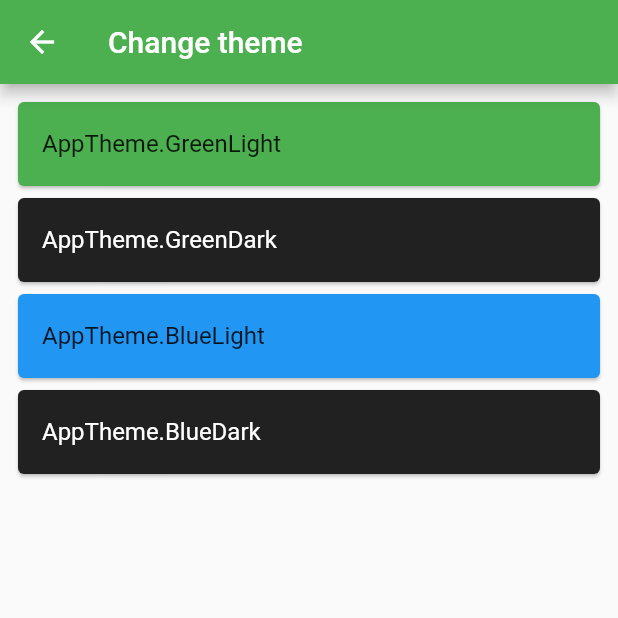
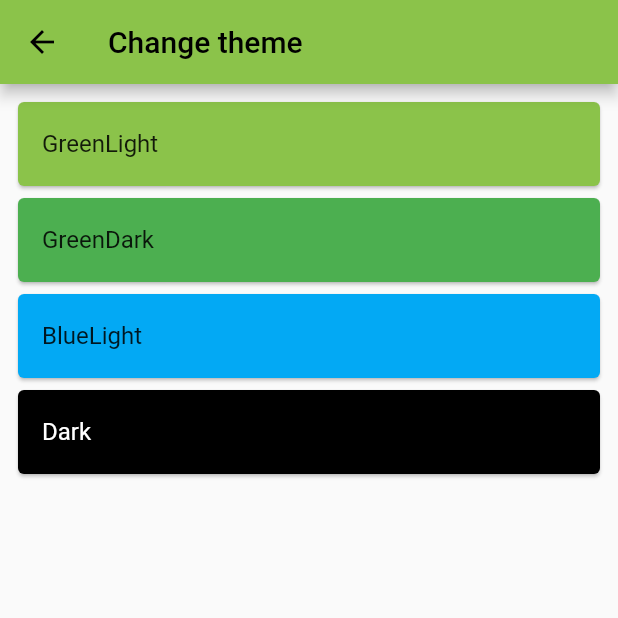
Before and after one commit to shawon5ice/Number_Trivia, a Flutter app: the screen it shows after launch, after a tap on "Get a random Trivia", after a tap on the "settings" icon, on a phone screen of 412 x 824 dp, the top half of it. Run offline on Flutter 3.47's test engine with Material 2 defaults, Android fonts, the phone set to English and light mode, and no system bars; our stand-ins replace bloc, connectivity_plus, dio, equatable, flutter_bloc, flutter_spinkit and 2 more; network calls fail.

Commit message:
Theme change fixed

```diff
--- a/lib/core/theme/ThemeSetting.dart
+++ b/lib/core/theme/ThemeSetting.dart
@@ -26,7 +26,7 @@ class ThemeSettintg extends StatelessWidget {
               color: appThemeData[itemAppTheme]!.primaryColor,
               child: ListTile(
                 title: Text(
-                  itemAppTheme.toString(),
+                  itemAppTheme.toString().split('.')[1],
                   // To show light text with the dark variants...
                   style: appThemeData[itemAppTheme]!.textTheme.bodyText1,
                 ),
--- a/lib/core/theme/app_theme.dart
+++ b/lib/core/theme/app_theme.dart
@@ -4,24 +4,29 @@ enum AppTheme {
   GreenLight,
   GreenDark,
   BlueLight,
-  BlueDark,
+  Dark,
 }
 
 final appThemeData = {
   AppTheme.GreenLight: ThemeData(
     brightness: Brightness.light,
-    primarySwatch: Colors.green,
+    primarySwatch: Colors.lightGreen,
+    primaryColor: Colors.lightGreen
   ),
   AppTheme.GreenDark: ThemeData(
-    brightness: Brightness.dark,
-    primarySwatch: Colors.deepPurple,
+    brightness: Brightness.light,
+    primarySwatch: Colors.green,
+    primaryColor: Colors.green,
   ),
   AppTheme.BlueLight: ThemeData(
     brightness: Brightness.light,
     primarySwatch: Colors.blue,
+    primaryColor: Colors.lightBlue
   ),
-  AppTheme.BlueDark: ThemeData(
+  AppTheme.Dark: ThemeData(
     brightness: Brightness.dark,
-    primarySwatch: Colors.orange,
+    primarySwatch: Colors.grey,
+    primaryColor: Colors.black,
+
   ),
 };
--- a/lib/core/theme/theme_manager.dart
+++ b/lib/core/theme/theme_manager.dart
@@ -34,7 +34,7 @@ class ThemeNotifier with ChangeNotifier {
     if(themeMode == 'light-blue'){
       _themeData = appThemeData[AppTheme.BlueLight];
     }else if(themeMode == 'dark-blue'){
-      _themeData = appThemeData[AppTheme.BlueDark];
+      _themeData = appThemeData[AppTheme.Dark];
     }else if(themeMode == 'dark-green'){
       _themeData = appThemeData[AppTheme.GreenDark];
     }else{
@@ -78,7 +78,7 @@ class ThemeNotifier with ChangeNotifier {
     notifyListeners();
   }
   void setDarkBlue() async {
-    _themeData = appThemeData[AppTheme.BlueDark];
+    _themeData = appThemeData[AppTheme.Dark];
     session.theme = 'dark-blue';
     notifyListeners();
   }
--- a/lib/core/theme/themes.dart
+++ b/lib/core/theme/themes.dart
@@ -18,8 +18,12 @@ class Themes {
   );
 
   static final dark = ThemeData(
+    primarySwatch: Colors.grey,
+    primaryColor: Colors.black,
     brightness: Brightness.dark,
-    primaryColor: darkGreyClr,
-    colorScheme: ColorScheme.dark(),
+    backgroundColor: const Color(0xFF212121),
+    accentColor: Colors.white,
+    accentIconTheme: IconThemeData(color: Colors.black),
+    dividerColor: Colors.black12,
   );
 }
--- a/lib/features/number_trivia/presentation/pages/number_trivia.dart
+++ b/lib/features/number_trivia/presentation/pages/number_trivia.dart
@@ -3,6 +3,7 @@ import 'package:flutter/material.dart';
 import 'package:flutter/services.dart';
 import 'package:flutter_bloc/flutter_bloc.dart';
 import 'package:flutter_spinkit/flutter_spinkit.dart';
+import 'package:provider/provider.dart';
 import '../../../../core/theme/ThemeSetting.dart';
 
 import '../bloc/number_trivia_bloc.dart';
@@ -53,9 +54,11 @@ class _NumberTriviaPageState extends State<NumberTriviaPage>
           Padding(
             padding: const EdgeInsets.only(right: 10),
             child: InkWell(
-              onTap: (){
-                Navigator.push(context, MaterialPageRoute(builder: (context)=>ThemeSettintg()));
-              },child: Icon(Icons.settings),
+              onTap: () {
+                Navigator.push(context,
+                    MaterialPageRoute(builder: (context) => ThemeSettintg()));
+              },
+              child: Icon(Icons.settings),
             ),
           )
         ],
@@ -121,18 +124,35 @@ class _NumberTriviaPageState extends State<NumberTriviaPage>
                             : () {
                                 _numberTriviaBloc.add(FetchRandomTriviaEvent());
                               },
-                        child: const Text('Get a random Trivia'),
+                        child: const SizedBox(
+                            width: double.infinity,
+                            height: 50,
+                            child: Center(
+                                child: Text(
+                              'Get a random Trivia',
+                              style: TextStyle(fontSize: 24),
+                            ))),
                       )
                     : ElevatedButton(
-                        style: const ButtonStyle(),
                         onPressed: state is OnLoading
                             ? null
                             : () {
-                                _numberTriviaBloc.add(FetchCustomTriviaEvent(
+                                _numberTriviaBloc.add(
+                                  FetchCustomTriviaEvent(
                                     int.parse(
-                                        (_customTextEditorController.text))));
+                                      (_customTextEditorController.text),
+                                    ),
+                                  ),
+                                );
                               },
-                        child: const Text('Get a your Trivia'),
+                        child: const SizedBox(
+                            width: double.infinity,
+                            height: 50,
+                            child: Center(
+                                child: Text(
+                              'Get your Trivia',
+                              style: TextStyle(fontSize: 24),
+                            ))),
                       ),
               ],
             ),
@@ -156,29 +176,31 @@ class _NumberTriviaPageState extends State<NumberTriviaPage>
   }
 
   _getRandomTrivia(NumberTriviaState state) {
-    return Column(
+    return Consumer<ThemeNotifier>(
+        builder: (context, theme, _) => Column(
               children: [
                 Card(
                   shape: const RoundedRectangleBorder(
                       borderRadius: BorderRadius.all(Radius.circular(10))),
                   elevation: 5,
                   color: state is OnLoading
-              ? Colors.yellow
+                      ? theme.getTheme().secondaryHeaderColor
                       : state is OnFailure
                           ? Colors.red
                           : state is FetchTriviaSuccess
-                      ? Colors.green
-                      : Colors.white,
+                              ? theme.getTheme().primaryColor
+                              : theme.getTheme().secondaryHeaderColor,
                   child: Container(
                     padding: const EdgeInsets.all(8),
                     width: double.infinity,
                     height: MediaQuery.of(context).size.height / 3,
                     child: Center(
                       child: state is OnLoading
-                  ? const SpinKitSquareCircle(
-                      color: Colors.black,
+                          ? SpinKitSquareCircle(
+                              color: theme.getTheme().primaryColorDark,
                             )
-                  : Text(
+                          : SingleChildScrollView(
+                              child: Text(
                                 state is OnFailure
                                     ? 'Failed...'
                                     : state is FetchTriviaSuccess
@@ -190,27 +212,29 @@ class _NumberTriviaPageState extends State<NumberTriviaPage>
                             ),
                     ),
                   ),
+                ),
                 const SizedBox(
                   height: 24,
                 ),
               ],
-    );
+            ));
   }
 
   _getCustomTrivia(NumberTriviaState state) {
-    return Column(
+    return Consumer<ThemeNotifier>(
+      builder: (context, theme, _) => Column(
         children: [
           Card(
             shape: const RoundedRectangleBorder(
                 borderRadius: BorderRadius.all(Radius.circular(10))),
             elevation: 5,
             color: state is OnLoading
-              ? Colors.yellow
+                ? theme.getTheme().secondaryHeaderColor
                 : state is OnFailure
                     ? Colors.red
                     : state is FetchTriviaSuccess
-                      ? Colors.green
-                      : Colors.white,
+                        ? theme.getTheme().primaryColor
+                        : theme.getTheme().secondaryHeaderColor,
             child: Container(
               padding: const EdgeInsets.all(8),
               width: double.infinity,
@@ -220,7 +244,8 @@ class _NumberTriviaPageState extends State<NumberTriviaPage>
                     ? const SpinKitSquareCircle(
                         color: Colors.black,
                       )
-                  : Text(
+                    : SingleChildScrollView(
+                        child: Text(
                           state is OnFailure
                               ? 'Failed...'
                               : state is FetchTriviaSuccess
@@ -228,6 +253,7 @@ class _NumberTriviaPageState extends State<NumberTriviaPage>
                                   : 'You not clicked for trivia',
                           style: const TextStyle(fontSize: 30),
                           textAlign: TextAlign.center,
+                        ),
                       ),
               ),
             ),
@@ -246,10 +272,11 @@ class _NumberTriviaPageState extends State<NumberTriviaPage>
                 hintText: 'Enter a number',
                 errorText: _customTextEditorController.text.isEmpty
                     ? "Please enter a number"
-                  : '',
+                    : null,
                 errorBorder: null),
           ),
         ],
+      ),
     );
   }
 }
```
Also changed, not shown: pubspec.lock. Lines whose indentation alone changed are shown as unchanged.
